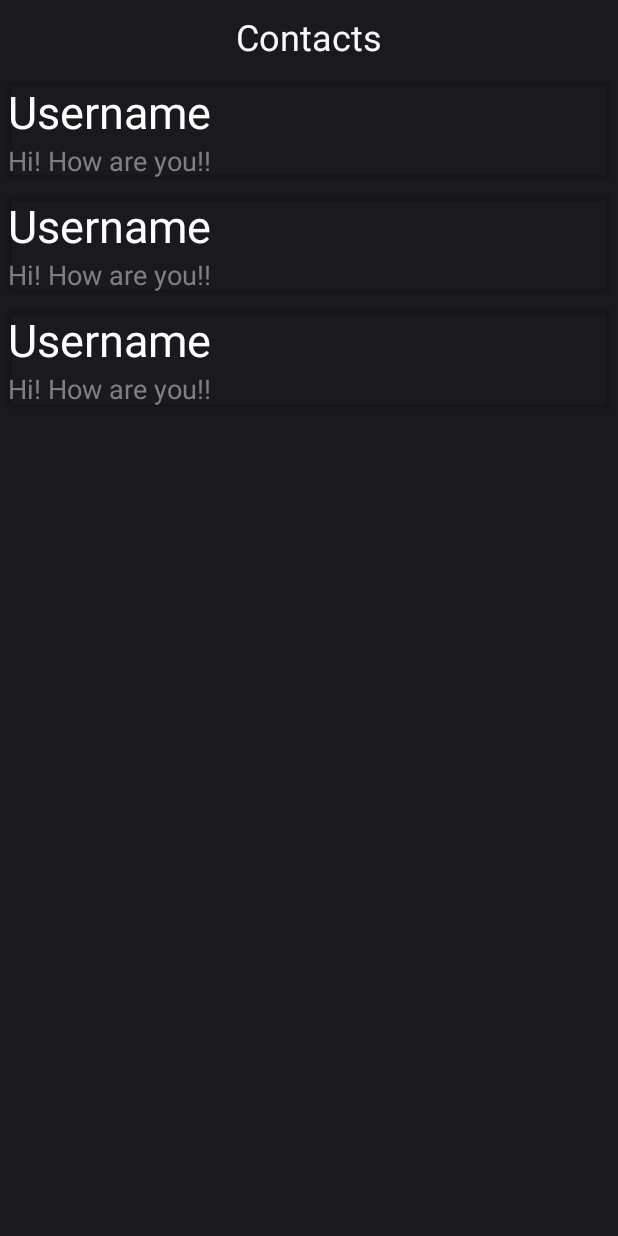
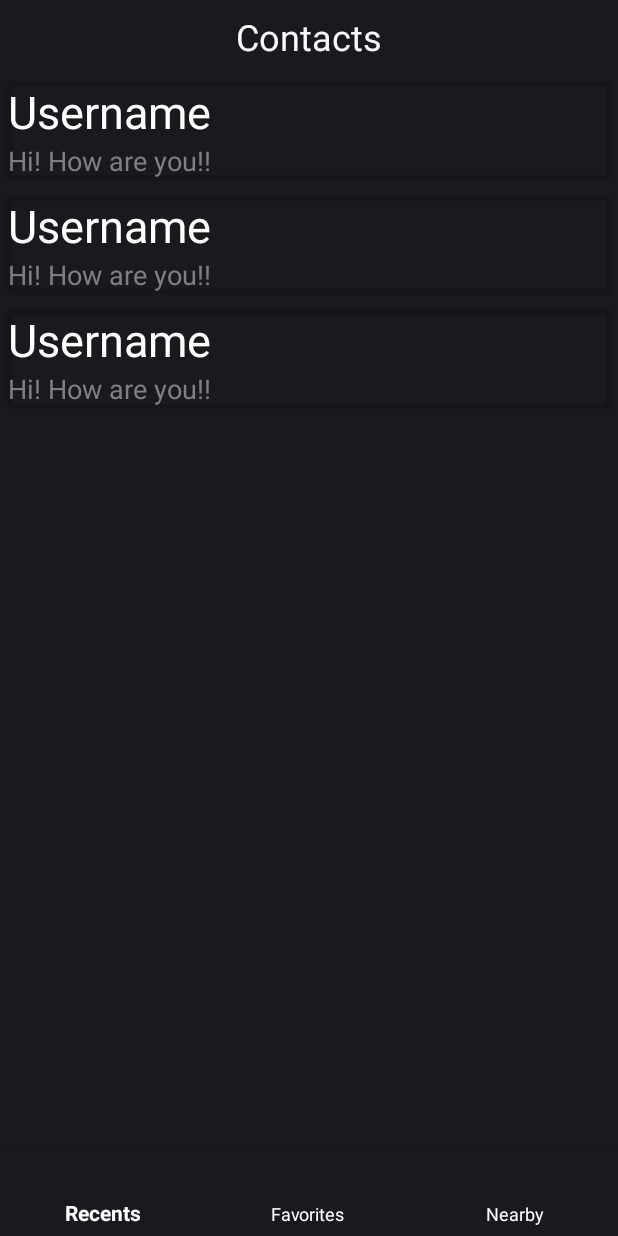
Before and after one commit to batsm/AdvancedMessagingApp, an Android app: the layout activity_contacts_page.xml on its own in the app's theme, with its tools: preview values and no code run, on a phone screen of 412 x 824 dp. Run offline under Robolectric (Android 15) with nearby library versions, the phone set to English and light mode, and no system bars.

Commit message:
started adding bottom nav bar

```diff
--- a/app/build.gradle
+++ b/app/build.gradle
@@ -38,6 +38,7 @@ dependencies {
     implementation 'com.google.android.gms:play-services-analytics:16.0.6'
     implementation 'com.android.support:recyclerview-v7:28.0.0'
     implementation 'com.google.firebase:firebase-database:16.0.5'
+    implementation 'com.android.support:design:28.0.0'
 }
 
 apply plugin: 'com.google.gms.google-services'
--- a/app/src/main/java/advancedmessagingapp/com/ContactsPage.kt
+++ b/app/src/main/java/advancedmessagingapp/com/ContactsPage.kt
@@ -6,14 +6,24 @@ import android.support.v4.app.FragmentActivity
 import android.support.v7.widget.LinearLayoutManager
 import android.widget.LinearLayout
 import kotlinx.android.synthetic.main.activity_contacts_page.*
+import android.R
+import android.support.design.widget.BottomNavigationView
+import android.support.v7.app.ActionBar
 
-class ContactsPage : FragmentActivity() {
+
+class ContactsPage : AppCompatActivity() {
+
+    lateinit var toolbar: ActionBar
 
     private var contacts = ArrayList<contactContainerData>()
 
     override fun onCreate(savedInstanceState: Bundle?) {
         super.onCreate(savedInstanceState)
         setContentView(R.layout.activity_contacts_page)
+
+        toolbar = supportActionBar!!
+        val bottomNavigation: BottomNavigationView = findViewById(R.id.navigationBarBackground)
+
         val adapter = contactsAdapter(contacts)
 
         contacts.add(contactContainerData("Thomas", "whats up buttercup"))
--- a/app/src/main/res/layout/activity_contacts_page.xml
+++ b/app/src/main/res/layout/activity_contacts_page.xml
@@ -6,8 +6,20 @@
         android:layout_width="match_parent"
         android:layout_height="match_parent"
         tools:context=".ContactsPage"
-        android:background="#1a191e">
+        android:background="#1a191e"
+>
 
+    <android.support.design.widget.BottomNavigationView
+            android:id="@+id/navigationView"
+            android:layout_width="match_parent"
+            android:layout_height="wrap_content"
+            android:layout_alignParentBottom="true"
+            app:menu="@menu/bottom_nav_menu"
+            app:itemBackground="@color/colorPrimaryDark"
+            app:itemIconTint="@android:color/white"
+            app:itemTextColor="@android:color/white"
+            app:layout_constraintBottom_toBottomOf="parent"
+    />
     <TextView
             android:text="Contacts"
             android:layout_width="wrap_content"
@@ -21,8 +33,9 @@
             android:layout_width="0dp"
             android:layout_height="0dp" app:layout_constraintTop_toBottomOf="@+id/textView2"
             app:layout_constraintStart_toStartOf="parent" app:layout_constraintHorizontal_bias="0.5"
-            app:layout_constraintEnd_toEndOf="parent" android:layout_marginBottom="8dp"
-            app:layout_constraintBottom_toBottomOf="parent" android:id="@+id/contactsRecyclerView"
+            app:layout_constraintEnd_toEndOf="parent"
+            android:id="@+id/contactsRecyclerView"
             tools:listitem="@layout/contact_container" android:layout_marginTop="8dp" android:clipToPadding="false"
-            android:clipChildren="false"/>
+            android:clipChildren="false" app:layout_constraintBottom_toTopOf="@+id/navigationView">
+    </android.support.v7.widget.RecyclerView>
 </android.support.constraint.ConstraintLayout>
--- /dev/null
+++ b/app/src/main/res/menu/bottom_nav_menu.xml
@@ -0,0 +1,19 @@
+<?xml version="1.0" encoding="utf-8"?>
+<menu xmlns:android="http://schemas.android.com/apk/res/android">
+
+    <item
+            android:id="@+id/action_recents"
+            android:enabled="true"
+            android:title="Recents"
+            />
+    <item
+            android:id="@+id/action_favorites"
+            android:enabled="true"
+            android:title="Favorites"
+             />
+    <item
+            android:id="@+id/action_nearby"
+            android:enabled="true"
+            android:title="Nearby"
+            />
+</menu>
--- a/app/src/main/res/values/colors.xml
+++ b/app/src/main/res/values/colors.xml
@@ -1,7 +1,7 @@
 <?xml version="1.0" encoding="utf-8"?>
 <resources>
     <color name="colorPrimary">#212025</color>//008577
-    <color name="colorPrimaryDark">#1a191e</color>//00574B
+    <color name="colorPrimaryDark">#1A191E</color>//00574B
     <color name="colorAccent">#8811ff</color>//ff6a00
     <color name="colorLightText">#FAF9FF</color>
     <color name="colorDarkerText">#808082</color>
--- a/app/src/main/res/values/styles.xml
+++ b/app/src/main/res/values/styles.xml
@@ -3,6 +3,8 @@
     <!-- Base application theme. -->
     <style name="AppTheme" parent="Base.V21.Theme.AppCompat">//Base.V21.Theme.AppCompat
         <!-- Customize your theme here. -->
+        <item name="windowActionBar">false</item>
+        <item name="windowNoTitle">true</item>
         <item name="colorPrimary">@color/colorPrimary</item>
         <item name="colorPrimaryDark">@color/colorPrimaryDark</item>
         <item name="colorAccent">@color/colorAccent</item>
```
